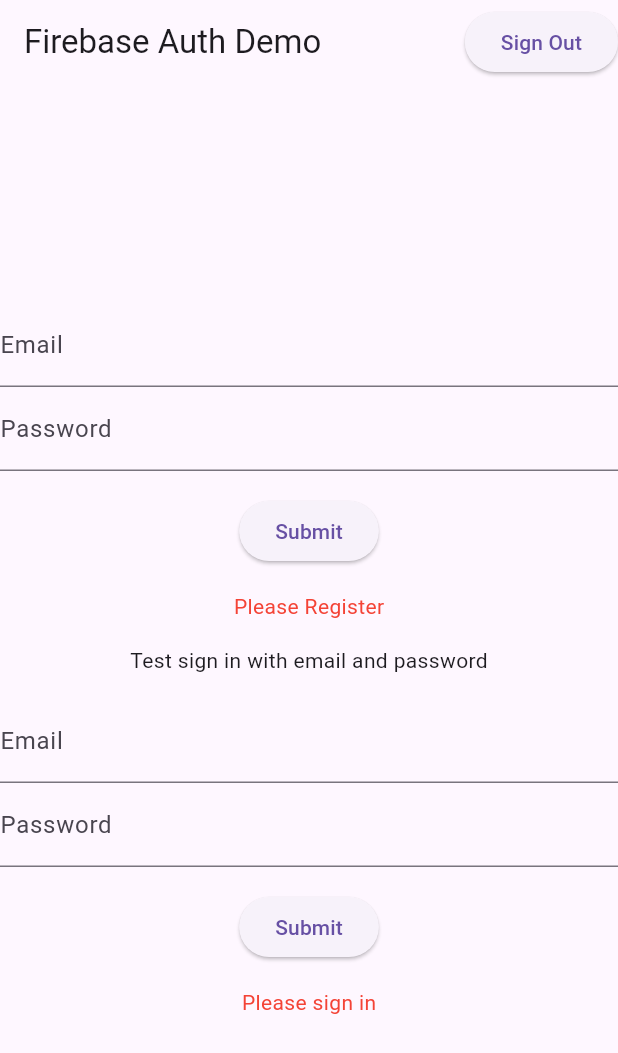
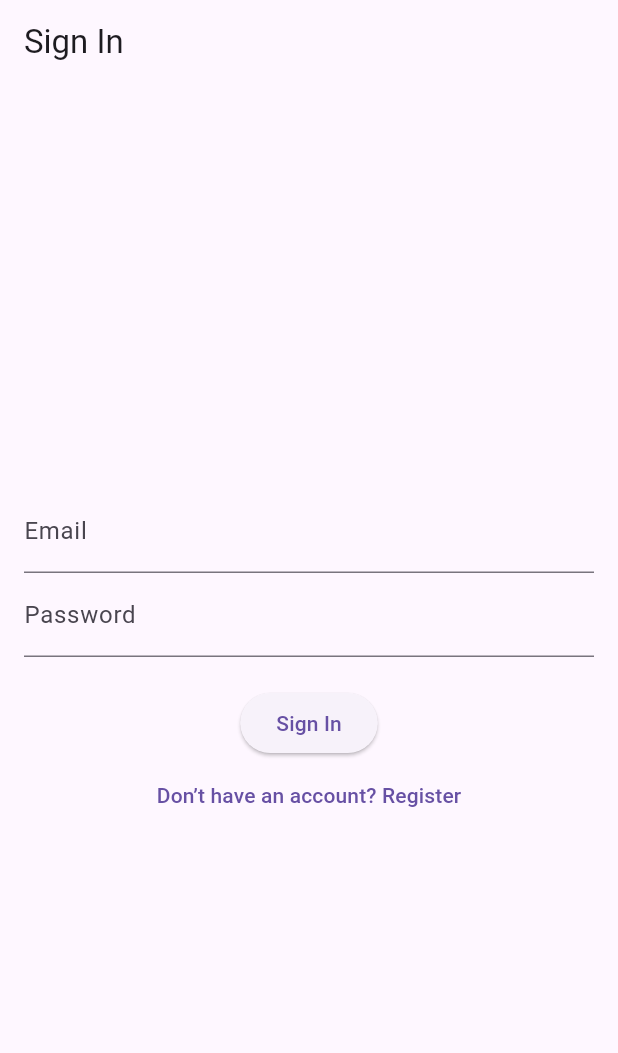
Before and after one commit to sseid4/Firebase_Authentication, a Flutter app: the screen it shows after launch, on a phone screen of 412 x 824 dp. Shown: the top 1053 px of the screen. Run offline on Flutter 3.47's test engine with Material 3 defaults, Android fonts, the phone set to English and light mode, and no system bars; our stand-ins replace cloud_firestore, firebase_auth, firebase_core; accounts and stored records are empty.

Commit message:
Add the updated items

```diff
--- a/firebase_authentication/lib/main.dart
+++ b/firebase_authentication/lib/main.dart
@@ -1,106 +1,94 @@
 import 'package:flutter/material.dart';
+import 'services/auth_service.dart';
 import 'package:firebase_auth/firebase_auth.dart';
 import 'package:firebase_core/firebase_core.dart';
 import 'package:cloud_firestore/cloud_firestore.dart';
 import 'firebase_options.dart';
-
+import '../screens/profile_screen.dart';
 
 void main() async {
   WidgetsFlutterBinding.ensureInitialized();
   await Firebase.initializeApp(
     options: DefaultFirebaseOptions.currentPlatform,
   );
-
   runApp(MyApp());
 }
 
 class MyApp extends StatelessWidget {
+  const MyApp({super.key});
+
   @override
   Widget build(BuildContext context) {
     return MaterialApp(
       title: 'Firebase Auth Demo',
-      home: MyHomePage(title: 'Firebase Auth Demo'),
+      theme: ThemeData(primarySwatch: Colors.deepPurple),
+      home: const AuthenticationScreen(),
+      debugShowCheckedModeBanner: false,
     );
   }
 }
 
-class MyHomePage extends StatefulWidget {
-  MyHomePage({Key? key, required this.title}) : super(key: key);
-  final String title;
+class AuthenticationScreen extends StatefulWidget {
+  const AuthenticationScreen({super.key});
 
   @override
-  _MyHomePageState createState() => _MyHomePageState();
+  State<AuthenticationScreen> createState() => _AuthenticationScreenState();
 }
 
-class _MyHomePageState extends State<MyHomePage> {
-  final FirebaseAuth _auth = FirebaseAuth.instance;
-
-  void _signOut() async {
-    await _auth.signOut();
-    ScaffoldMessenger.of(context).showSnackBar(SnackBar(
-      content: Text('Signed out successfully'),
-    ));
-  }
+class _AuthenticationScreenState extends State<AuthenticationScreen> {
+  final AuthService _authService = AuthService();
+  bool showLogin = true;
 
   @override
   Widget build(BuildContext context) {
-    return Scaffold(
-      appBar: AppBar(
-        title: Text(widget.title),
-        actions: <Widget>[
-          ElevatedButton(
-            onPressed: () {
-              _signOut();
-            },
-            child: Text('Sign Out'),
+    return StreamBuilder<User?>(
+      stream: FirebaseAuth.instance.authStateChanges(),
+      builder: (context, snapshot) {
+        if (snapshot.hasData) {
+          // User is logged in
+          return const ProfileScreen();
+        }
+        return Scaffold(
+          appBar: AppBar(title: Text(showLogin ? 'Sign In' : 'Register')),
+          body: Padding(
+            padding: const EdgeInsets.all(16.0),
+            child: showLogin
+                ? LoginForm(
+                    onToggle: () => setState(() => showLogin = false),
+                    authService: _authService,
+                  )
+                : RegisterForm(
+                    onToggle: () => setState(() => showLogin = true),
+                    authService: _authService,
+                  ),
           ),
-        ],
-      ),
-      body: Center(
-        child: Column(
-          mainAxisAlignment: MainAxisAlignment.center,
-          children: <Widget>[
-            RegisterEmailSection(auth: _auth),
-            EmailPasswordForm(auth: _auth),
-          ],
-        ),
-      ),
+        );
+      },
     );
   }
 }
 
-class RegisterEmailSection extends StatefulWidget {
-  RegisterEmailSection({Key? key, required this.auth}) : super(key: key);
-  final FirebaseAuth auth;
+/// Login Form Widget
+class LoginForm extends StatefulWidget {
+  final VoidCallback onToggle;
+  final AuthService authService;
+
+  const LoginForm({super.key, required this.onToggle, required this.authService});
 
   @override
-  _RegisterEmailSectionState createState() => _RegisterEmailSectionState();
+  State<LoginForm> createState() => _LoginFormState();
 }
 
-class _RegisterEmailSectionState extends State<RegisterEmailSection> {
-  final GlobalKey<FormState> _formKey = GlobalKey<FormState>();
-  final TextEditingController _emailController = TextEditingController();
-  final TextEditingController _passwordController = TextEditingController();
-  bool _success = false;
-  bool _initialState = true;
-  String? _userEmail;
+class _LoginFormState extends State<LoginForm> {
+  final _formKey = GlobalKey<FormState>();
+  final TextEditingController _email = TextEditingController();
+  final TextEditingController _password = TextEditingController();
+  String? _error;
 
-  void _register() async {
-    try {
-      await widget.auth.createUserWithEmailAndPassword(
-        email: _emailController.text,
-        password: _passwordController.text,
-      );
-      setState(() {
-        _success = true;
-        _userEmail = _emailController.text;
-        _initialState = false;
-      });
-    } catch (e) {
-      setState(() {
-        _success = false;
-        _initialState = false;
-      });
+  Future<void> _signIn() async {
+    if (_formKey.currentState!.validate()) {
+      final result = await widget.authService.signIn(_email.text, _password.text);
+      setState(() => _error = result);
     }
   }
 
@@ -109,89 +97,59 @@
     return Form(
       key: _formKey,
       child: Column(
-        crossAxisAlignment: CrossAxisAlignment.start,
-        children: <Widget>[
+        mainAxisAlignment: MainAxisAlignment.center,
+        children: [
           TextFormField(
-            controller: _emailController,
-            decoration: InputDecoration(labelText: 'Email'),
+            controller: _email,
+            decoration: const InputDecoration(labelText: 'Email'),
             validator: (value) {
-              if (value?.isEmpty??true) {
-                return 'Please enter some text';
+              if (value == null || value.isEmpty) return 'Enter an email';
+              if (!value.contains('@')) return 'Enter a valid email';
+              return null;
+            },
+          ),
+          TextFormField(
+            controller: _password,
+            decoration: const InputDecoration(labelText: 'Password'),
+            obscureText: true,
+            validator: (value) {
+              if (value == null || value.length < 6) {
+                return 'Password must be at least 6 characters';
               }
               return null;
             },
           ),
-          TextFormField(
-            controller: _passwordController,
-            decoration: InputDecoration(labelText: 'Password'),
-            validator: (value) {
-              if(value?.isEmpty??true) {
-                return 'Please enter some text';
-              }
-              return null;
-            },
-          ),
-          Container(
-            padding: const EdgeInsets.symmetric(vertical: 16.0),
-            alignment: Alignment.center,
-            child: ElevatedButton(
-              onPressed: () {
-                if (_formKey.currentState!.validate()) {
-                  _register();
-                }
-              },
-              child: Text('Submit'),
-            ),
-          ),
-          Container(
-            alignment: Alignment.center,
-            child: Text(
-              _initialState
-                  ? 'Please Register'
-              : _success
-                  ? 'Successfully registered $_userEmail'
-                  : 'Registration failed',
-              style: TextStyle(color: _success ? Colors.green : Colors.red),
-            ),
-          ),
+          const SizedBox(height: 20),
+          ElevatedButton(onPressed: _signIn, child: const Text('Sign In')),
+          TextButton(onPressed: widget.onToggle, child: const Text('Don’t have an account? Register')),
+          if (_error != null) Text(_error!, style: const TextStyle(color: Colors.red)),
         ],
       ),
     );
   }
 }
 
-class EmailPasswordForm extends StatefulWidget {
-  EmailPasswordForm({Key? key, required this.auth}) : super(key: key);
-  final FirebaseAuth auth;
+/// Register Form Widget
+class RegisterForm extends StatefulWidget {
+  final VoidCallback onToggle;
+  final AuthService authService;
+
+  const RegisterForm({super.key, required this.onToggle, required this.authService});
 
   @override
-  _EmailPasswordFormState createState() => _EmailPasswordFormState();
+  State<RegisterForm> createState() => _RegisterFormState();
 }
 
-class _EmailPasswordFormState extends State<EmailPasswordForm> {
-  final GlobalKey<FormState> _formKey = GlobalKey<FormState>();
-  final TextEditingController _emailController = TextEditingController();
-  final TextEditingController _passwordController = TextEditingController();
-  bool _success = false;
-  bool _initialState = true;
-  String _userEmail ='';
+class _RegisterFormState extends State<RegisterForm> {
+  final _formKey = GlobalKey<FormState>();
+  final TextEditingController _email = TextEditingController();
+  final TextEditingController _password = TextEditingController();
+  String? _error;
 
-  void _signInWithEmailAndPassword() async {
-    try {
-      await widget.auth.signInWithEmailAndPassword(
-        email: _emailController.text,
-        password: _passwordController.text,
-      );
-      setState(() {
-        _success = true;
-        _userEmail = _emailController.text;
-        _initialState = false;
-      });
-    } catch (e) {
-      setState(() {
-        _success = false;
-        _initialState = false;
-      });
+  Future<void> _register() async {
+    if (_formKey.currentState!.validate()) {
+      final result = await widget.authService.register(_email.text, _password.text);
+      setState(() => _error = result);
     }
   }
 
@@ -200,57 +158,32 @@
     return Form(
       key: _formKey,
       child: Column(
-        crossAxisAlignment: CrossAxisAlignment.start,
-        children: <Widget>[
-          Container(
-            child: Text('Test sign in with email and password'),
-            padding: const EdgeInsets.all(16),
-            alignment: Alignment.center,
+        mainAxisAlignment: MainAxisAlignment.center,
+        children: [
+          TextFormField(
+            controller: _email,
+            decoration: const InputDecoration(labelText: 'Email'),
+            validator: (value) {
+              if (value == null || value.isEmpty) return 'Enter an email';
+              if (!value.contains('@')) return 'Enter a valid email';
+              return null;
+            },
           ),
           TextFormField(
-            controller: _emailController,
-            decoration: InputDecoration(labelText: 'Email'),
+            controller: _password,
+            decoration: const InputDecoration(labelText: 'Password'),
+            obscureText: true,
             validator: (value) {
-              if (value?.isEmpty??true) {
-                return 'Please enter some text';
+              if (value == null || value.length < 6) {
+                return 'Password must be at least 6 characters';
               }
               return null;
             },
           ),
-          TextFormField(
-            controller: _passwordController,
-            decoration: InputDecoration(labelText: 'Password'),
-            validator: (value) {
-              if (value?.isEmpty??true) {
-                return 'Please enter some text';
-              }
-              return null;
-            },
-          ),
-          Container(
-            padding: const EdgeInsets.symmetric(vertical: 16.0),
-            alignment: Alignment.center,
-            child: ElevatedButton(
-              onPressed: () {
-                if (_formKey.currentState!.validate()) {
-                  _signInWithEmailAndPassword();
-                }
-              },
-              child: Text('Submit'),
-            ),
-          ),
-          Container(
-            alignment: Alignment.center,
-            padding: const EdgeInsets.symmetric(horizontal: 16),
-            child: Text(
-              _initialState
-                  ? 'Please sign in'
-                  : _success
-                  ? 'Successfully signed in $_userEmail'
-                  : 'Sign in failed',
-              style: TextStyle(color: _success ? Colors.green : Colors.red),
-            ),
-          ),
+          const SizedBox(height: 20),
+          ElevatedButton(onPressed: _register, child: const Text('Register')),
+          TextButton(onPressed: widget.onToggle, child: const Text('Already have an account? Sign In')),
+          if (_error != null) Text(_error!, style: const TextStyle(color: Colors.red)),
         ],
       ),
     );
```
Also changed, not shown: firebase_authentication/lib/screens/profile_screen.dart (added, +80 -0 lines), firebase_authentication/lib/services/auth_service.dart (added, +49 -0 lines).
